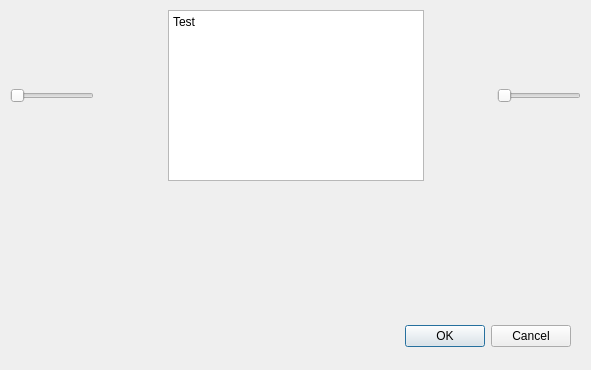
Old version of the form control_hud/manual_controll.ui in the repository nerdpol/soeren.
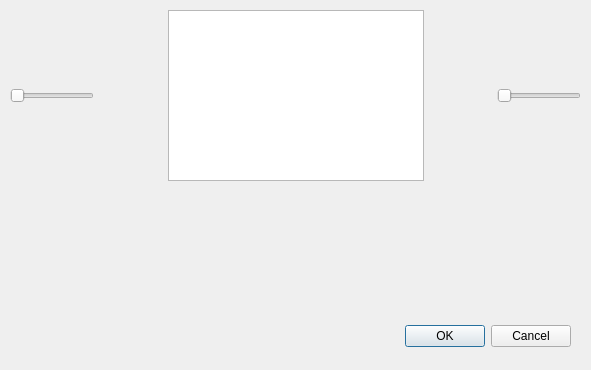
New version of the form.

Commit message: added joystick in manual controll

Diff of the .ui file:
```diff
--- a/control_hud/manual_controll.ui
+++ b/control_hud/manual_controll.ui
@@ -16,9 +16,9 @@
   <widget class="QDialogButtonBox" name="buttonBox">
    <property name="geometry">
     <rect>
-     <x>230</x>
+     <x>400</x>
      <y>320</y>
-     <width>341</width>
+     <width>171</width>
      <height>32</height>
     </rect>
    </property>
@@ -60,16 +60,7 @@
      </spacer>
     </item>
     <item>
-     <widget class="QTextBrowser" name="textBrowser">
-      <property name="html">
-       <string>&lt;!DOCTYPE HTML PUBLIC &quot;-//W3C//DTD HTML 4.0//EN&quot; &quot;http://www.w3.org/TR/REC-html40/strict.dtd&quot;&gt;
-&lt;html&gt;&lt;head&gt;&lt;meta name=&quot;qrichtext&quot; content=&quot;1&quot; /&gt;&lt;style type=&quot;text/css&quot;&gt;
-p, li { white-space: pre-wrap; }
-&lt;/style&gt;&lt;/head&gt;&lt;body style=&quot; font-family:'Sans Serif'; font-size:9pt; font-weight:400; font-style:normal;&quot;&gt;
-&lt;p style=&quot; margin-top:0px; margin-bottom:0px; margin-left:0px; margin-right:0px; -qt-block-indent:0; text-indent:0px;&quot;&gt;Test&lt;/p&gt;
-&lt;p style=&quot;-qt-paragraph-type:empty; margin-top:0px; margin-bottom:0px; margin-left:0px; margin-right:0px; -qt-block-indent:0; text-indent:0px;&quot;&gt;&lt;br /&gt;&lt;/p&gt;&lt;/body&gt;&lt;/html&gt;</string>
-      </property>
-     </widget>
+     <widget class="QGraphicsView" name="graphicsView"/>
     </item>
     <item>
      <spacer name="horizontalSpacer">
```
The commit also changes 1 other file.
